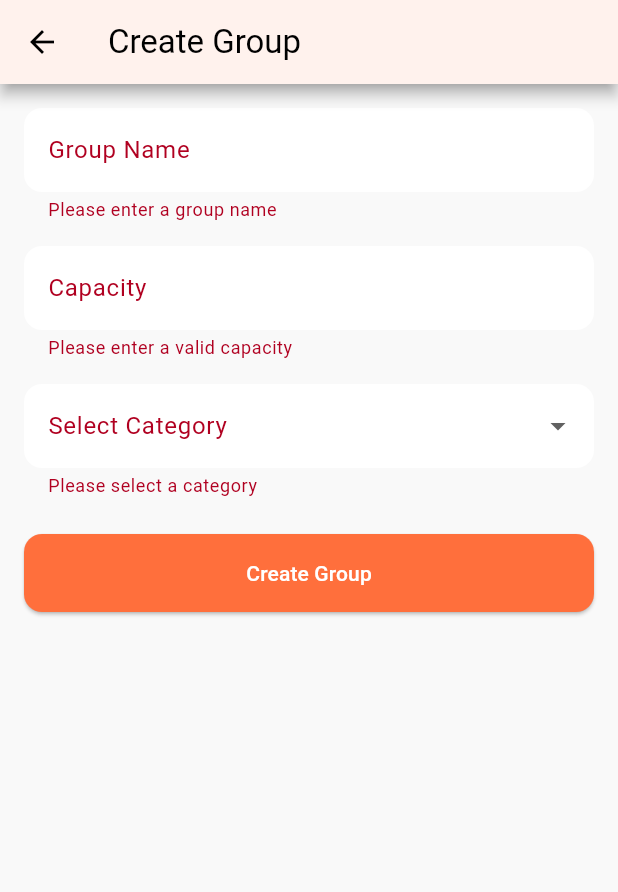
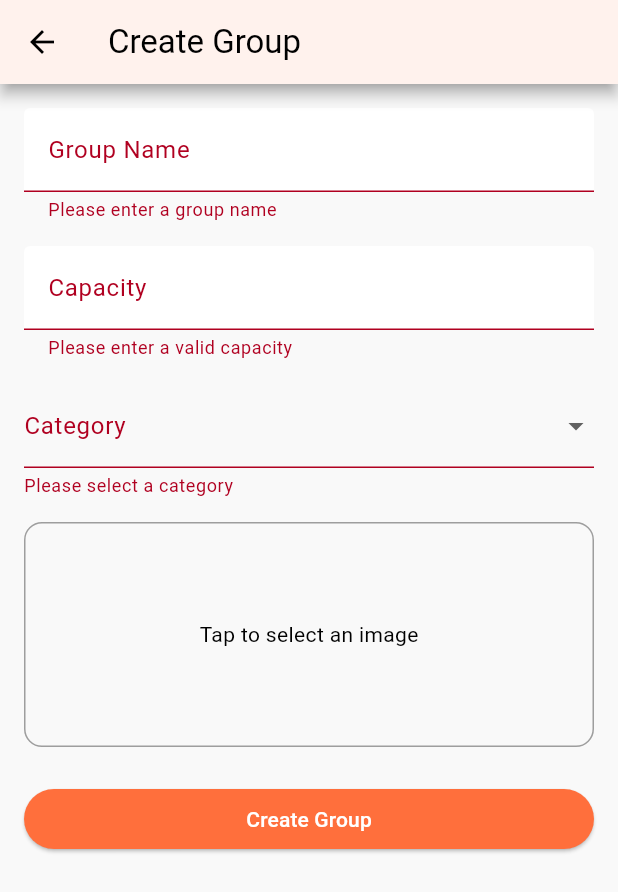
Before and after one commit to KuMEET/KuMeet-Senior-Project, a Flutter app: the CreateGroupPage screen opened directly, after a tap on "Create Group", on a phone screen of 412 x 824 dp. Shown: the top 892 px of the screen. Run offline on Flutter 3.47's test engine with Material 3 defaults, Android fonts, the phone set to English and light mode, and no system bars; our stand-ins replace geolocator, google_maps_flutter, image_picker, share_plus, shared_preferences, timezone; missing offline and left inert: device_calendar; accounts and stored records are empty.

Commit message:
group image done

```diff
--- a/kumeet/lib/create_group_page.dart
+++ b/kumeet/lib/create_group_page.dart
@@ -1,4 +1,7 @@
+import 'dart:io';
+
 import 'package:flutter/material.dart';
+import 'package:image_picker/image_picker.dart';
 import 'package:kumeet/group.dart';
 import 'package:kumeet/login_page.dart';
 import 'group_service.dart';
@@ -14,11 +17,11 @@ class _CreateGroupPageState extends State<CreateGroupPage> {
   final _formKey = GlobalKey<FormState>();
   final _groupNameController = TextEditingController();
   final _capacityController = TextEditingController();
-  String? UserName = GlobalState().userName;
+  String? userName = GlobalState().userName;
   final GroupService _groupService = GroupService();
   String? _selectedCategory;
+  File? _pickedImageFile;
 
-  // List of categories
   final List<String> _categories = [
     "Art & Culture",
     "Career & Business",
@@ -29,24 +32,41 @@ class _CreateGroupPageState extends State<CreateGroupPage> {
     "Identity & Language",
     "Social Activities",
     "Sports & Fitness",
-    "Travel & Outdoor"
+    "Travel & Outdoor",
   ];
+
+  Future<void> _pickImage() async {
+    final ImagePicker picker = ImagePicker();
+    final XFile? pickedFile = await picker.pickImage(source: ImageSource.gallery);
+    if (pickedFile != null) {
+      setState(() {
+        _pickedImageFile = File(pickedFile.path);
+      });
+    }
+  }
 
   Future<void> _createGroup() async {
     if (_formKey.currentState!.validate()) {
-      // Handle group creation
+      if (_pickedImageFile == null) {
+        ScaffoldMessenger.of(context).showSnackBar(
+          const SnackBar(content: Text('Please pick an image')),
+        );
+        return;
+      }
 
       final newGroup = Group(
         name: _groupNameController.text,
         capacity: int.parse(_capacityController.text),
-        categories: _selectedCategory!, visibility: true,
+        categories: _selectedCategory!,
+        visibility: true,
       );
-      final success = await _groupService.createGroup(newGroup, UserName!);
+
+      final success = await _groupService.createGroup(newGroup, userName!, _pickedImageFile);
       if (success) {
         ScaffoldMessenger.of(context).showSnackBar(
           const SnackBar(content: Text('Group created successfully!')),
         );
-        Navigator.pop(context); // Navigate back after successful creation
+        Navigator.pop(context);
       } else {
         ScaffoldMessenger.of(context).showSnackBar(
           const SnackBar(content: Text('Failed to create group.')),
@@ -73,66 +93,53 @@ class _CreateGroupPageState extends State<CreateGroupPage> {
                 decoration: InputDecoration(
                   labelText: 'Group Name',
                   filled: true,
-                  border: OutlineInputBorder(
-                    borderRadius: BorderRadius.circular(12),
-                    borderSide: BorderSide.none,
-                  ),
                 ),
-                validator: (value) => value == null || value.isEmpty
-                    ? 'Please enter a group name'
-                    : null,
+                validator: (value) =>
+                    value == null || value.isEmpty ? 'Please enter a group name' : null,
               ),
               const SizedBox(height: 16),
+
               TextFormField(
                 controller: _capacityController,
                 keyboardType: TextInputType.number,
                 decoration: InputDecoration(
                   labelText: 'Capacity',
                   filled: true,
-                  border: OutlineInputBorder(
-                    borderRadius: BorderRadius.circular(12),
-                    borderSide: BorderSide.none,
-                  ),
                 ),
-                validator: (value) => value == null || int.tryParse(value) == null
-                    ? 'Please enter a valid capacity'
-                    : null,
+                validator: (value) =>
+                    value == null || int.tryParse(value) == null ? 'Please enter a valid capacity' : null,
               ),
               const SizedBox(height: 16),
+
               DropdownButtonFormField<String>(
                 value: _selectedCategory,
                 items: _categories.map((category) {
-                  return DropdownMenuItem<String>(
-                    value: category,
-                    child: Text(category),
-                  );
+                  return DropdownMenuItem(value: category, child: Text(category));
                 }).toList(),
-                decoration: InputDecoration(
-                  labelText: 'Select Category',
-                  filled: true,
-                  border: OutlineInputBorder(
+                decoration: const InputDecoration(labelText: 'Category'),
+                onChanged: (value) => setState(() => _selectedCategory = value),
+                validator: (value) =>
+                    value == null ? 'Please select a category' : null,
+              ),
+              const SizedBox(height: 16),
+
+              GestureDetector(
+                onTap: _pickImage,
+                child: Container(
+                  height: 150,
+                  decoration: BoxDecoration(
+                    border: Border.all(color: Colors.grey),
                     borderRadius: BorderRadius.circular(12),
-                    borderSide: BorderSide.none,
                   ),
+                  child: _pickedImageFile != null
+                      ? Image.file(_pickedImageFile!, fit: BoxFit.cover)
+                      : const Center(child: Text('Tap to select an image')),
                 ),
-                onChanged: (value) {
-                  setState(() {
-                    _selectedCategory = value;
-                  });
-                },
-                validator: (value) => value == null
-                    ? 'Please select a category'
-                    : null,
               ),
               const SizedBox(height: 24),
+
               ElevatedButton(
                 onPressed: _createGroup,
-                style: ElevatedButton.styleFrom(
-                  padding: const EdgeInsets.symmetric(vertical: 16),
-                  shape: RoundedRectangleBorder(
-                    borderRadius: BorderRadius.circular(12),
-                  ),
-                ),
                 child: const Text('Create Group'),
               ),
             ],
--- a/kumeet/lib/group.dart
+++ b/kumeet/lib/group.dart
@@ -1,6 +1,7 @@
 class Group {
   final String? id;
   final String? imagePath;
+  String? base64Image; // For storing base64-encoded image data from the server
   String name;
   int capacity;
   final int? memberCount;
@@ -10,46 +11,51 @@ class Group {
   Group({
     this.id,
     this.imagePath,
+    this.base64Image,
     required this.name,
-    //required this.description,
     required this.capacity,
     this.memberCount,
     required this.visibility,
-    required this.categories
-
+    required this.categories,
   });
 
   Map<String, dynamic> toJson() {
     return {
       'name': name,
-      //'description': description,
       'capacity': capacity,
-      'visibility':visibility,
-      'categories':categories
+      'visibility': visibility,
+      'categories': categories,
     };
   }
-    Map<String, dynamic> toJson2() {
+
+  Map<String, dynamic> toJson2() {
     return {
-      'id':id,
+      'id': id,
       'groupName': name,
-      //'description': description,
       'capacity': capacity,
       'memberCount': memberCount,
       'visibility': visibility,
-      'categories':categories
+      'categories': categories,
     };
   }
+
   factory Group.fromJson(Map<String, dynamic> json) {
+    String? base64Image;
+    if (json['photo'] != null &&
+        json['photo']['image'] != null &&
+        json['photo']['image']['data'] != null) {
+      base64Image = json['photo']['image']['data'];
+    }
+
     return Group(
       id: json['id'],
-      imagePath: 'images/group_image1.png',
+      imagePath: 'images/group_image.png', // Default fallback
+      base64Image: base64Image,
       name: json['groupName'],
-      //description: json['eventDescription'],
       capacity: json['capacity'] ?? 0,
       memberCount: json['memberCount'] ?? 0,
       visibility: json['visibility'],
-      categories: json['categories']
+      categories: json['categories'],
     );
   }
-
 }
```
Also changed, not shown: kumeet/lib/group_card.dart (+38 -11 lines), kumeet/lib/group_service.dart (+37 -12 lines).
